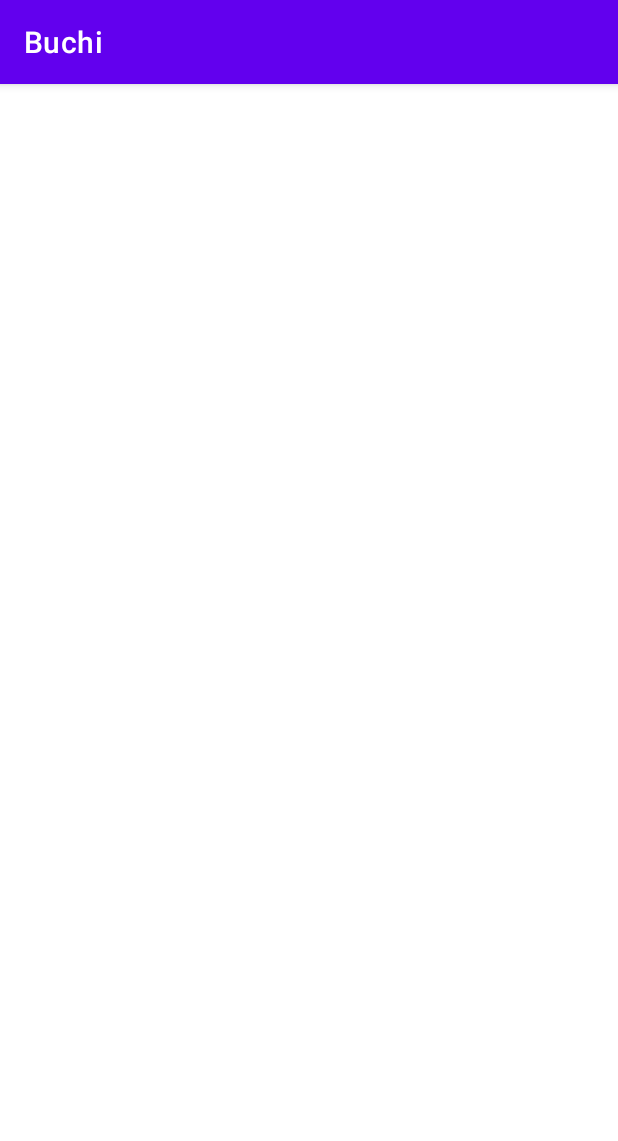
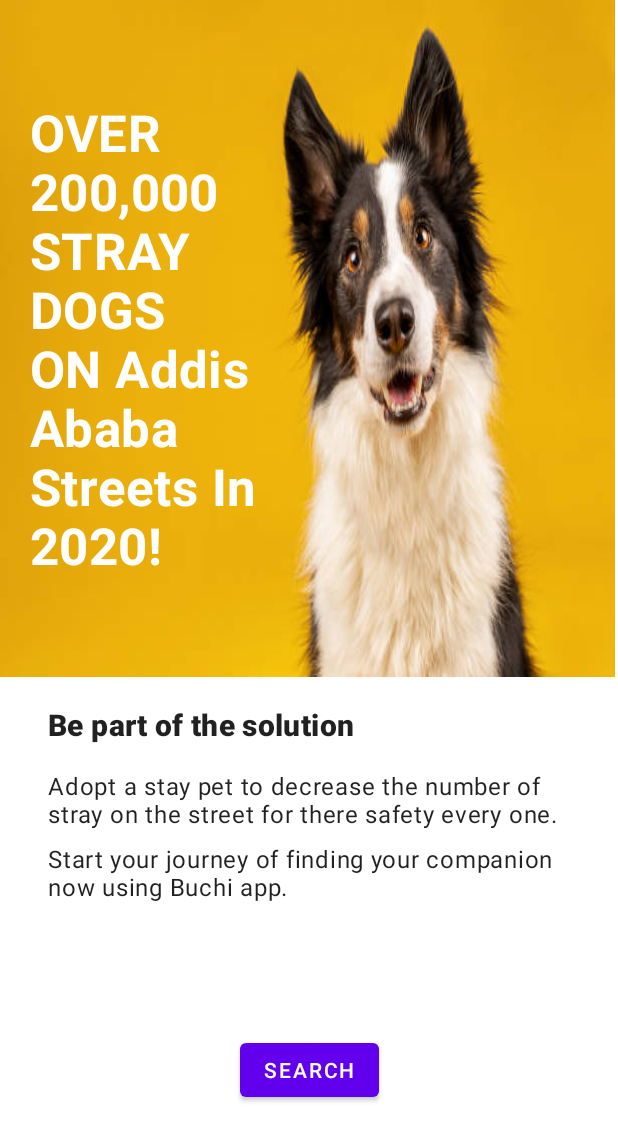
Before and after one commit to RefreshEnterAbel/Buchi-Intervew-Test, an Android app: the screen it shows after launch (MainActivity), on a phone screen of 412 x 824 dp. Shown: the top 1141 px of the screen. Run offline under Robolectric (Android 15) with nearby library versions, the phone set to English and light mode, and no system bars.

Commit message:
Create main splash screen UI

```diff
--- a/app/src/main/AndroidManifest.xml
+++ b/app/src/main/AndroidManifest.xml
@@ -3,18 +3,17 @@
     package="com.refresh.enter.abel.buchi">
 
     <application
-        android:allowBackup="true"
+        android:allowBackup="false"
         android:icon="@mipmap/ic_launcher"
         android:label="@string/app_name"
         android:roundIcon="@mipmap/ic_launcher_round"
         android:supportsRtl="true"
-        android:theme="@style/Theme.Buchi">
+        android:theme="@style/Theme.Buchi.NoActionBar">
         <activity
             android:name=".MainActivity"
             android:exported="true">
             <intent-filter>
                 <action android:name="android.intent.action.MAIN" />
-
                 <category android:name="android.intent.category.LAUNCHER" />
             </intent-filter>
         </activity>
--- /dev/null
+++ b/app/src/main/res/drawable/ic_search.xml
@@ -0,0 +1,9 @@
+<vector xmlns:android="http://schemas.android.com/apk/res/android"
+    android:width="80dp"
+    android:height="80dp"
+    android:viewportWidth="600"
+    android:viewportHeight="598">
+  <path
+      android:pathData="M227.71,0L233.97,0C272.19,0.65 310.29,10.58 343.65,29.31C399.8,60.44 441.6,116.25 455.37,178.98C466.57,227.74 461.56,280.24 440.71,325.77C437.02,334.81 431.88,343.12 427.22,351.66C477.01,399.9 526.81,448.13 576.6,496.38C581.32,501.01 586.37,505.41 590.1,510.94C596.09,519.52 599.45,529.81 600,540.24L600,545.15C599.16,559.25 593.08,573.05 582.8,582.81C573.36,592.04 560.42,597.46 547.24,598L544.73,598C530.93,597.82 517.39,592.09 507.57,582.42C454.79,531.19 402.07,479.9 349.31,428.66C330.8,439.27 311.09,447.94 290.39,453.23C236.17,467.82 176.68,461.83 126.56,436.51C88.07,417.23 55.11,386.93 32.96,349.99C11.77,314.99 0.53,274.23 0,233.37L0,227.91C0.63,178.36 17.37,129.05 47.76,89.83C64.7,67.82 85.62,48.84 109.3,34.3C144.67,12.34 186.12,0.64 227.71,0M213.47,93.77C172.11,98.7 134.04,123.99 112.7,159.64C100.23,179.81 93.46,203.39 92.85,227.07C92.06,256.17 100.91,285.46 117.8,309.18C129.84,326.33 145.76,340.73 164.05,350.96C190.56,365.83 222.15,371.53 252.17,366.58C293.05,360.42 330.07,334.29 350.44,298.44C363.12,276.64 369.42,251.18 368.5,225.99C367.84,201.83 360.38,177.98 347.5,157.56C336.15,139.7 320.79,124.34 302.77,113.23C276.43,96.71 244.29,89.74 213.47,93.77Z"
+      android:fillColor="#ff8c00"/>
+</vector>
--- a/app/src/main/res/layout/activity_main.xml
+++ b/app/src/main/res/layout/activity_main.xml
@@ -5,7 +5,87 @@
     android:layout_width="match_parent"
     android:layout_height="match_parent"
     tools:context=".MainActivity">
+    <LinearLayout
+        android:layout_width="match_parent"
+        android:layout_height="0dp"
+        android:layout_marginEnd="2dp"
+        android:layout_marginBottom="2dp"
+        android:background="@drawable/dog_splash"
+        android:orientation="horizontal"
+        app:layout_constraintBottom_toTopOf="@+id/guideline"
+        app:layout_constraintEnd_toEndOf="parent"
+        app:layout_constraintStart_toStartOf="parent"
+        app:layout_constraintTop_toTopOf="parent">
 
+        <TextView
+            android:layout_width="200dp"
+            android:layout_height="wrap_content"
+            android:textStyle="bold"
+            android:padding="10dp"
+            android:layout_marginStart="10dp"
+            android:textColor="@color/white"
+            android:layout_gravity="start|center"
+            android:textAppearance="?attr/textAppearanceHeadline4"
+            android:text="@string/over_streets_text" />
+    </LinearLayout>
+    <androidx.constraintlayout.widget.Guideline
+        android:id="@+id/guideline"
+        android:layout_width="wrap_content"
+        android:layout_height="wrap_content"
+        android:orientation="horizontal"
+        app:layout_constraintGuide_percent="0.55" />
 
+    <TextView
+        android:id="@+id/textView"
+        android:layout_width="0dp"
+        android:layout_height="wrap_content"
+        android:layout_marginStart="32dp"
+        android:layout_marginTop="16dp"
+        android:layout_marginEnd="32dp"
+        android:text="@string/be_part_of_the_solution"
+        android:textAppearance="?attr/textAppearanceHeadline6"
+        android:textStyle="bold"
+        app:layout_constraintEnd_toEndOf="parent"
+        app:layout_constraintStart_toStartOf="parent"
+        app:layout_constraintTop_toTopOf="@+id/guideline" />
+
+    <TextView
+        android:id="@+id/textView2"
+        android:layout_width="0dp"
+        android:layout_height="wrap_content"
+        android:layout_marginStart="32dp"
+        android:layout_marginTop="16dp"
+        android:layout_marginEnd="32dp"
+        android:layout_marginBottom="8dp"
+        android:text="@string/adopt_a_stay_pet_to_decrease"
+        android:textAppearance="?attr/textAppearanceBody1"
+        app:layout_constraintBottom_toTopOf="@+id/textView3"
+        app:layout_constraintEnd_toEndOf="parent"
+        app:layout_constraintStart_toStartOf="parent"
+        app:layout_constraintTop_toBottomOf="@+id/textView" />
+
+    <TextView
+        android:id="@+id/textView3"
+        android:layout_width="0dp"
+        android:layout_height="wrap_content"
+        android:layout_marginStart="32dp"
+        android:layout_marginTop="8dp"
+        android:layout_marginEnd="32dp"
+        android:text="@string/start_your_journey_text"
+        android:textAppearance="?attr/textAppearanceBody1"
+        app:layout_constraintEnd_toEndOf="parent"
+        app:layout_constraintStart_toStartOf="parent"
+        app:layout_constraintTop_toBottomOf="@+id/textView2" />
+
+    <Button
+        android:id="@+id/go_search"
+        android:layout_width="wrap_content"
+        android:layout_height="wrap_content"
+        style="@style/Widget.MaterialComponents.Button"
+        android:text="@string/search"
+        app:layout_constraintBottom_toBottomOf="parent"
+        app:layout_constraintEnd_toEndOf="parent"
+        app:layout_constraintStart_toStartOf="parent"
+        app:layout_constraintTop_toBottomOf="@+id/textView3" />
 
 </androidx.constraintlayout.widget.ConstraintLayout>
--- a/app/src/main/res/values/strings.xml
+++ b/app/src/main/res/values/strings.xml
@@ -1,3 +1,8 @@
 <resources>
     <string name="app_name">Buchi</string>
+    <string name="be_part_of_the_solution">Be part of the solution</string>
+    <string name="adopt_a_stay_pet_to_decrease">Adopt a stay pet to decrease the number of stray on the street for there safety every one.</string>
+    <string name="start_your_journey_text">Start your journey of finding your companion now using Buchi app.</string>
+    <string name="over_streets_text">OVER 200,000 STRAY DOGS ON Addis Ababa Streets In 2020!</string>
+    <string name="search">Search</string>
 </resources>
--- a/app/src/main/res/values/themes.xml
+++ b/app/src/main/res/values/themes.xml
@@ -13,4 +13,8 @@
         <item name="android:statusBarColor" tools:targetApi="l">?attr/colorPrimaryVariant</item>
         <!-- Customize your theme here. -->
     </style>
+    <style name="Theme.Buchi.NoActionBar">
+        <item name="windowActionBar">false</item>
+        <item name="windowNoTitle">true</item>
+    </style>
 </resources>
```
Also changed, not shown: app/src/main/res/drawable-nodpi/dog_splash.jpg (added).
